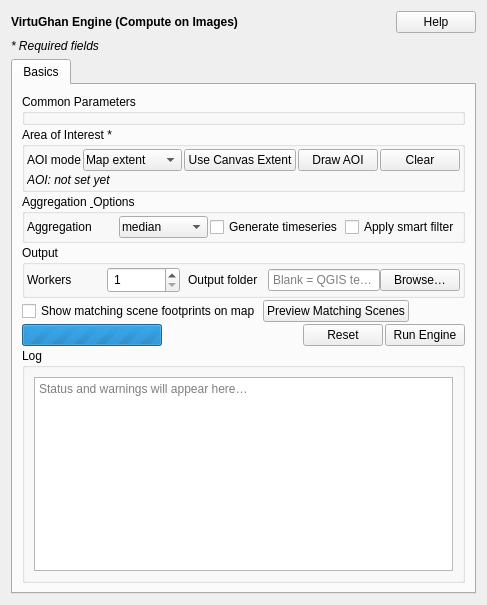
Old version of the form virtughan_qgis/engine/engine_form.ui in the repository virtughan/qgis-plugin.
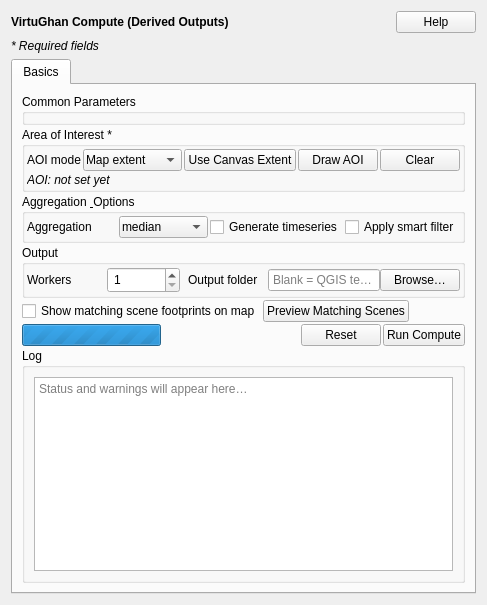
New version of the form.

Commit message:
Refine AOI UX, zoom settings, and Compute/Download wording
- Add mode-first AOI flow in Compute and Download with hidden action buttons until mode is selected
- Add Select mode default and hide AOI action/clear controls when no mode is chosen
- Centralize startup map zoom in map_setup and remove per-call override in main plugin
- Add dedicated geocoding scale constant and set geocoding zoom to 15000
- Rename user-facing Engine wording to Compute across forms, menus, results, and messages
- Update Engine/Extractor headings to Compute/Download terminology

```diff
--- a/virtughan_qgis/engine/engine_form.ui
+++ b/virtughan_qgis/engine/engine_form.ui
@@ -16,7 +16,7 @@
      <item>
       <widget class="QLabel" name="titleLabel">
        <property name="text">
-          <string>&lt;b&gt;VirtuGhan Engine (Compute on Images)&lt;/b&gt;</string>
+         <string>&lt;b&gt;VirtuGhan Compute (Derived Outputs)&lt;/b&gt;</string>
        </property>
       </widget>
      </item>
@@ -273,7 +273,7 @@
           </item>
           <item>
            <widget class="QPushButton" name="runButton">
-            <property name="text"><string>Run Engine</string></property>
+            <property name="text"><string>Run Compute</string></property>
             <property name="minimumHeight"><number>30</number></property>
             <property name="toolTip"><string>Start processing</string></property>
            </widget>
```
Left out of the diff: 2 changed lines with no effect on the pictures. The commit also changes 9 other files.
